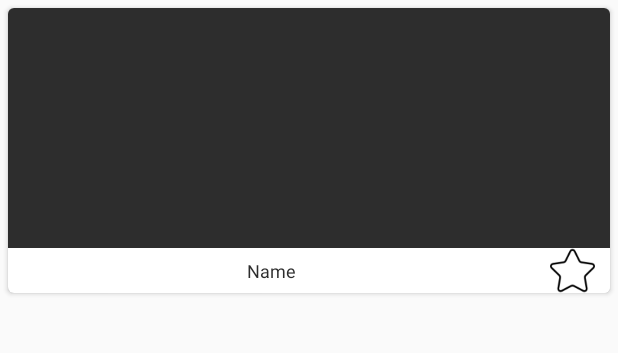
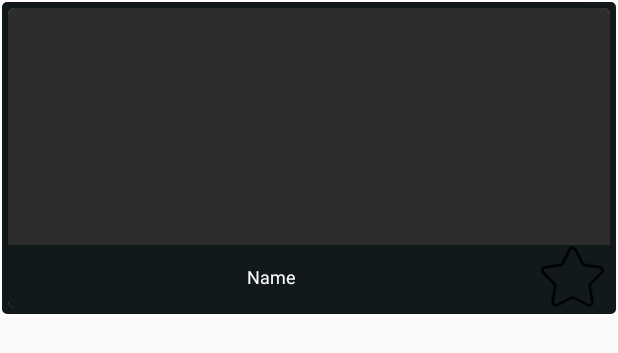
Before and after one commit to Moemeister/Contacts, an Android app: the layout activity_cardview.xml on its own in the app's theme, with its tools: preview values and no code run, on a phone screen of 412 x 824 dp. Shown: the top 353 px of the screen. Run offline under Robolectric (Android 15) with nearby library versions, the phone set to English and light mode, and no system bars.

Commit message:
Added Styles and fixed a bug when you add new contact

```diff
--- /dev/null
+++ b/app/src/main/res/drawable/border.xml
@@ -0,0 +1,5 @@
+<shape xmlns:android="http://schemas.android.com/apk/res/android" android:shape="rectangle" >
+    <solid android:color="@color/dark" />
+    <stroke android:width="1dip" android:color="@color/white"/>
+    <corners android:radius="4dip"/>
+</shape>
--- a/app/src/main/res/layout/activity_add_contacts.xml
+++ b/app/src/main/res/layout/activity_add_contacts.xml
@@ -24,7 +24,7 @@
             android:id="@+id/lbl_name"
             android:layout_width="wrap_content"
             android:layout_height="wrap_content"
-            android:text="Nombre: "
+            android:text="@string/nombre"
             android:textSize="18sp"/>
         <EditText
             android:id="@+id/txt_name_add"
@@ -39,7 +39,7 @@
             android:id="@+id/lbl_phone"
             android:layout_width="wrap_content"
             android:layout_height="wrap_content"
-            android:text="Telefono: "
+            android:text="@string/telefono"
             android:textSize="18sp"/>
         <EditText
             android:id="@+id/txt_phone_add"
@@ -52,7 +52,7 @@
         android:id="@+id/botonadd"
         android:layout_width="wrap_content"
         android:layout_height="wrap_content"
-        android:text="Add Contact"
+        android:text="@string/add_contact"
         android:layout_marginTop="12dp"
         android:onClick="saveContact"
         android:layout_gravity="center"/>
--- a/app/src/main/res/layout/activity_cardview.xml
+++ b/app/src/main/res/layout/activity_cardview.xml
@@ -2,6 +2,8 @@
 <LinearLayout android:layout_width="match_parent"
     android:layout_height="wrap_content"
     android:orientation="horizontal"
+    android:background="@drawable/border"
+    android:layout_marginBottom="4dp"
     xmlns:android="http://schemas.android.com/apk/res/android">
 <android.support.v7.widget.CardView xmlns:android="http://schemas.android.com/apk/res/android"
     android:id="@+id/cardview_id"
@@ -10,7 +12,8 @@
     android:foreground="?android:attr/selectableItemBackground"
     android:layout_width="0dp"
     android:layout_weight="1"
-    android:layout_height="190dp"
+    android:background="@drawable/border"
+    android:layout_height="200dp"
     xmlns:cardview="http://schemas.android.com/apk/res-auto"
     android:layout_margin="5dp"
     cardview:cardCornerRadius="4dp">
@@ -23,16 +26,17 @@
         <ImageView
             android:id="@+id/contact_image"
             android:layout_width="match_parent"
-            android:layout_height="160dp"
+            android:layout_height="158dp"
             android:scaleType="centerCrop"
-            android:background="#2d2d2d"/>
+            android:background="@color/test_color"/>
         <LinearLayout
             android:layout_width="match_parent"
             android:layout_height="wrap_content"
+            android:background="@color/dark"
             android:orientation="horizontal">
             <TextView
                 android:id="@+id/contact_name"
-                android:textColor="#2d2d2d"
+                android:textColor="@color/white"
                 android:textSize="12sp"
                 android:gravity="center"
                 android:layout_width="0dp"
@@ -45,7 +49,7 @@
                 android:layout_height="match_parent"
                 android:src="@drawable/star"
                 android:scaleType="fitCenter"
-                android:background="#fff"
+                android:background="@color/dark"
 
                 />
 
--- a/app/src/main/res/values/colors.xml
+++ b/app/src/main/res/values/colors.xml
@@ -1,7 +1,12 @@
 <?xml version="1.0" encoding="utf-8"?>
 <resources>
-    <color name="colorPrimary">#3F51B5</color>
-    <color name="colorPrimaryDark">#303F9F</color>
-    <color name="colorAccent">#FF4081</color>
-    <color name="skyblue">#007eb3</color>
+    <color name="colorPrimary">#1b292b</color>
+    <color name="colorPrimaryDark">#1b292b</color>
+    <color name="colorAccent">#00AFF8</color>
+    <color name="dark">#12191A</color>
+    <color name="white">#fff</color>
+    <color name="skyblue">#00AFF8</color>
+    <color name="btnskyblue">#007eb3</color>
+    <color name="azul">#02597e</color>
+    <color name="test_color">#2d2d2d</color>
 </resources>
```
Also changed, not shown: app/src/main/java/com/moesystems/contacts_parcial/AddContacts.java (+3 -4 lines), app/src/main/java/com/moesystems/contacts_parcial/ContactInfoActivity.java (+2 -6 lines), app/src/main/java/com/moesystems/contacts_parcial/MainActivity.java (+8 -14 lines), app/src/main/res/layout-land/activity_main.xml (+11 -4 lines), app/src/main/res/layout/activity_main.xml (+13 -7 lines), app/src/main/res/values/strings.xml (+7 -1 lines), 1 other file.
